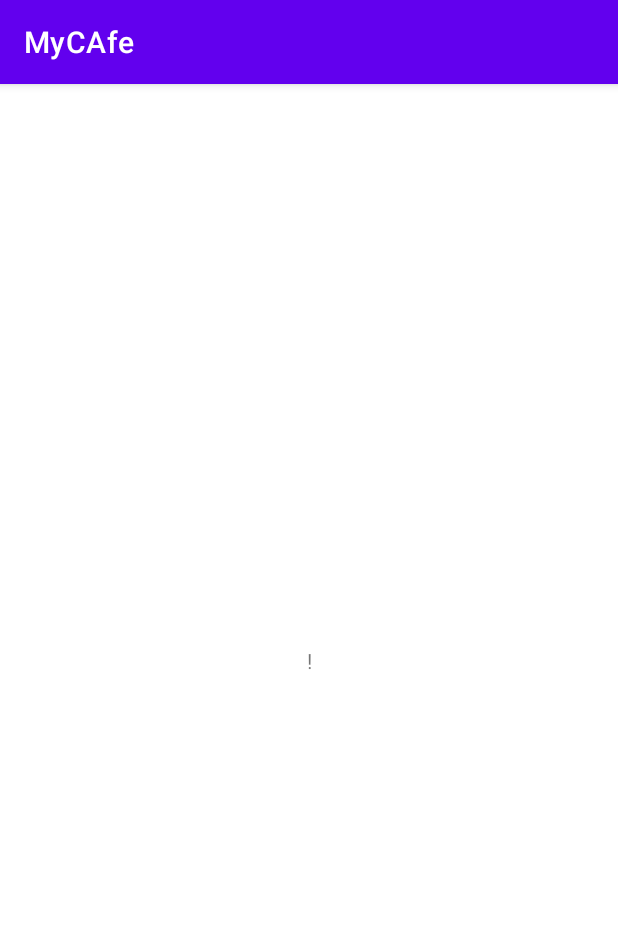
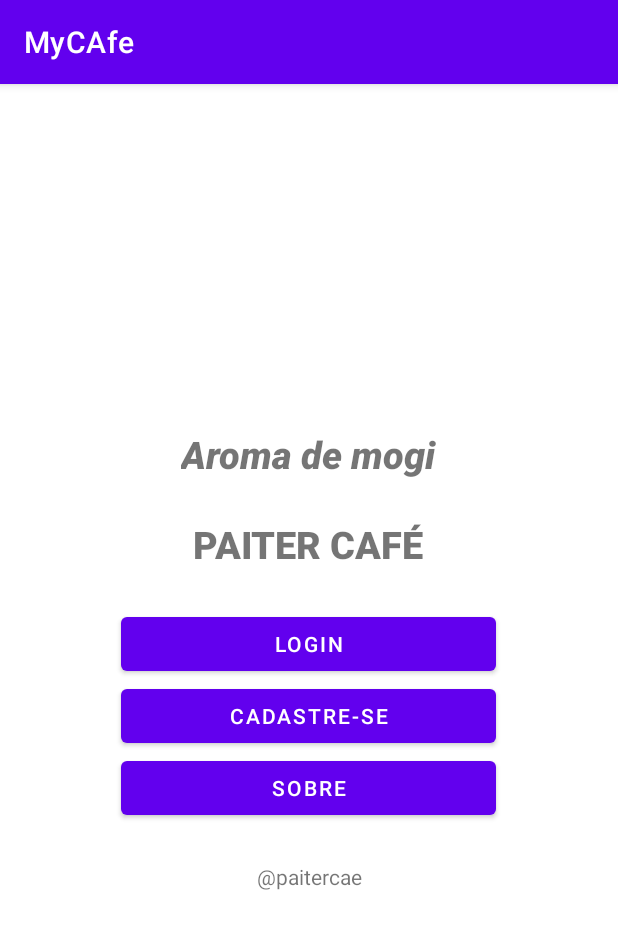
Before and after one commit to rafaelrvs/ProjetoCafe, an Android app: the screen it shows after launch (MainActivity), on a phone screen of 412 x 824 dp. Shown: the top 929 px of the screen. Run offline under Robolectric (Android 15) with nearby library versions, the light colour scheme and no system bars.

Commit message:
adicionando btn

```diff
--- a/app/build.gradle
+++ b/app/build.gradle
@@ -5,12 +5,12 @@ plugins {
 
 android {
     namespace 'com.rafael.mycafe'
-    compileSdk 33
+    compileSdk 34
 
     defaultConfig {
         applicationId "com.rafael.mycafe"
         minSdk 22
-        targetSdk 33
+        targetSdk 34
         versionCode 1
         versionName "1.0"
 
--- a/app/src/main/java/com/rafael/mycafe/MainActivity.kt
+++ b/app/src/main/java/com/rafael/mycafe/MainActivity.kt
@@ -2,10 +2,22 @@ package com.rafael.mycafe
 
 import androidx.appcompat.app.AppCompatActivity
 import android.os.Bundle
+import android.widget.Button
+
 
 class MainActivity : AppCompatActivity() {
+    private  lateinit var btnLogin:Button
     override fun onCreate(savedInstanceState: Bundle?) {
         super.onCreate(savedInstanceState)
         setContentView(R.layout.activity_main)
+
+
+
+        btnLogin = findViewById<Button>(R.id.btnLogin)
+
+        btnLogin.setOnClickListener {
+            println("text")
+        }
+
     }
 }
--- a/app/src/main/res/layout/activity_main.xml
+++ b/app/src/main/res/layout/activity_main.xml
@@ -4,16 +4,79 @@
     xmlns:tools="http://schemas.android.com/tools"
     android:layout_width="match_parent"
     android:layout_height="match_parent"
-    tools:context=".MainActivity">
+    tools:context=".MainActivity"
+    android:orientation="vertical"
+
+    >
+<LinearLayout
+    android:layout_width="match_parent"
+    android:layout_height="match_parent"
+    android:gravity="center"
+    android:orientation="vertical"
+    >
+
+
+
 
     <TextView
         android:layout_width="wrap_content"
         android:layout_height="wrap_content"
-        android:text="!"
+        android:text="@string/AromaDeMogi"
+        android:fontFamily="sans-serif-black"
+        android:textStyle="italic"
         app:layout_constraintBottom_toBottomOf="parent"
         app:layout_constraintEnd_toEndOf="parent"
+        android:textSize="25sp"
+        app:layout_constraintStart_toStartOf="parent"
+        app:layout_constraintTop_toTopOf="parent" />
+    <TextView
+        android:layout_width="wrap_content"
+        android:layout_height="wrap_content"
+        android:text="@string/Titulo"
+        android:fontFamily="sans-serif-black"
+        app:layout_constraintBottom_toBottomOf="parent"
+        app:layout_constraintEnd_toEndOf="parent"
+        android:textSize="25sp"
+        android:layout_marginTop="25dp"
         app:layout_constraintStart_toStartOf="parent"
         app:layout_constraintTop_toTopOf="parent" />
 
 
+    <Button
+        android:id="@+id/btnLogin"
+        android:layout_width="250dp"
+        android:layout_height="wrap_content"
+        android:text="@string/Login"
+        android:layout_marginTop="25dp"
+
+        />
+    <Button
+
+        android:layout_width="250dp"
+        android:layout_height="wrap_content"
+        android:text="@string/Cadastro"
+
+
+        />
+    <Button
+        android:layout_width="250dp"
+        android:layout_height="wrap_content"
+        android:text="@string/about"
+        />
+
+
+    <TextView
+        android:layout_width="match_parent"
+        android:layout_height="wrap_content"
+        android:text="@string/insta"
+        android:textAlignment="center"
+        android:layout_marginTop="25dp"
+        />
+
+
+
+
+</LinearLayout>
+
+
 </androidx.constraintlayout.widget.ConstraintLayout>
--- a/app/src/main/res/values/strings.xml
+++ b/app/src/main/res/values/strings.xml
@@ -1,3 +1,9 @@
 <resources>
     <string name="app_name">MyCAfe</string>
+    <string name="AromaDeMogi">Aroma de mogi</string>
+    <string name="Titulo">PAITER CAFÉ</string>
+    <string name="Login">Login</string>
+    <string name="Cadastro">Cadastre-se</string>
+    <string name="about">Sobre</string>
+    <string name="insta">\@paitercae</string>
 </resources>
```
